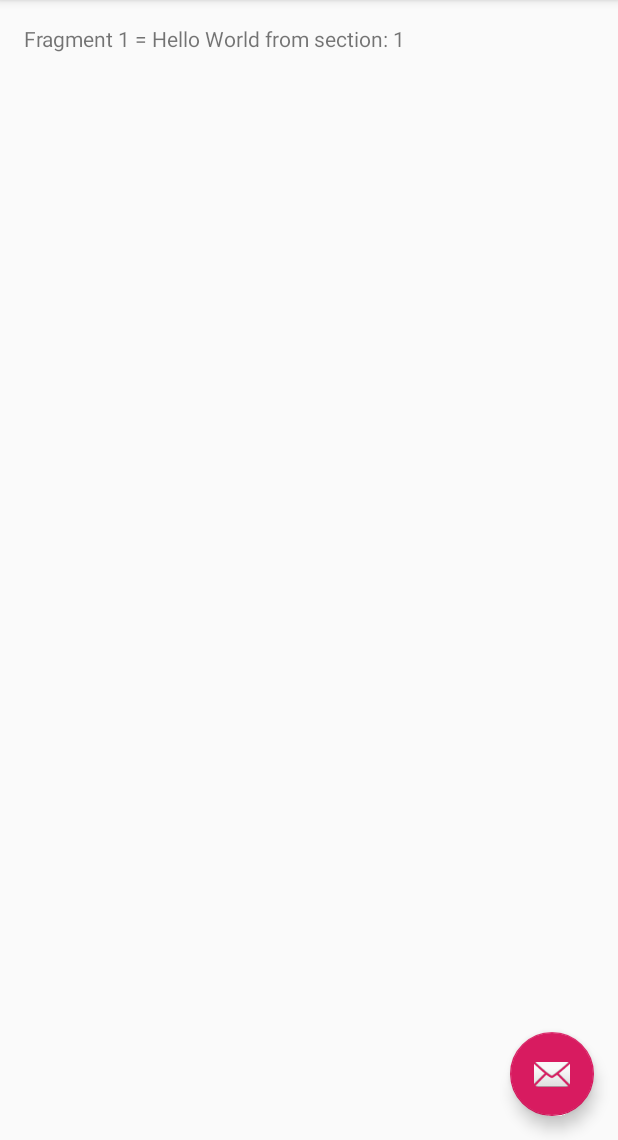
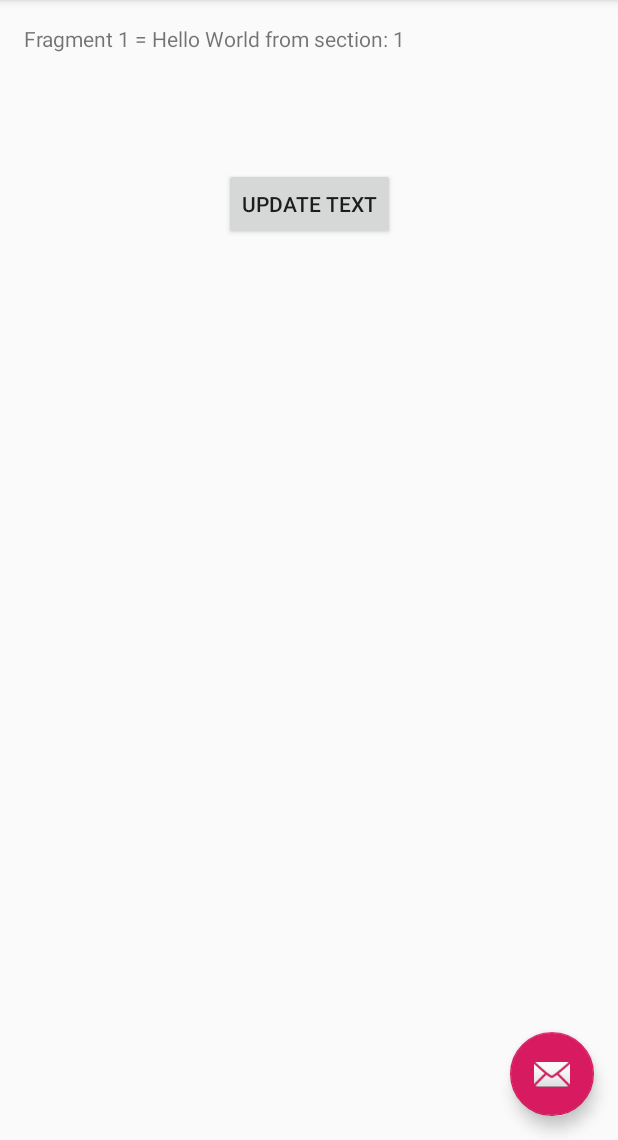
Before and after one commit to diptendulkar/FragmentExample, an Android app: the screen it shows after launch (MainActivity), on a phone screen of 412 x 824 dp, the part 96-1236 px from its top. Run offline under Robolectric (Android 15) with nearby library versions, the phone set to English and light mode, and no system bars.

Commit message:
update TextView on Button Click

```diff
--- a/app/src/main/java/com/example/diptendudas/fragmentexample/Fragment1.java
+++ b/app/src/main/java/com/example/diptendudas/fragmentexample/Fragment1.java
@@ -5,6 +5,7 @@ import android.support.v4.app.Fragment;
 import android.view.LayoutInflater;
 import android.view.View;
 import android.view.ViewGroup;
+import android.widget.Button;
 import android.widget.TextView;
 
 public class Fragment1 extends Fragment {
@@ -13,7 +14,8 @@ public class Fragment1 extends Fragment {
      * fragment.
      */
     private static final String ARG_SECTION_NUMBER = "section_number";
-
+    TextView textView;
+    static int counter =0;
     public Fragment1() {
     }
 
@@ -33,8 +35,17 @@ public class Fragment1 extends Fragment {
     public View onCreateView(LayoutInflater inflater, ViewGroup container,
                              Bundle savedInstanceState) {
         View rootView = inflater.inflate(R.layout.fragment_main, container, false);
-        TextView textView = (TextView) rootView.findViewById(R.id.section_label);
+          textView = (TextView) rootView.findViewById(R.id.section_label);
         textView.setText("Fragment 1 = " + getString(R.string.section_format, getArguments().getInt(ARG_SECTION_NUMBER)));
+        counter =0;
+        Button btnUpdate = (Button) rootView.findViewById(R.id.button);
+        btnUpdate.setOnClickListener(new View.OnClickListener() {
+            @Override
+            public void onClick(View view) {
+                counter++;
+                textView.setText("Button Pressed in Fragment 1: " + counter);
+            }
+        });
         return rootView;
     }
 }
--- a/app/src/main/java/com/example/diptendudas/fragmentexample/Fragment2.java
+++ b/app/src/main/java/com/example/diptendudas/fragmentexample/Fragment2.java
@@ -5,6 +5,7 @@ import android.support.v4.app.Fragment;
 import android.view.LayoutInflater;
 import android.view.View;
 import android.view.ViewGroup;
+import android.widget.Button;
 import android.widget.TextView;
 
 public class Fragment2 extends Fragment {
@@ -13,7 +14,8 @@ public class Fragment2 extends Fragment {
      * fragment.
      */
     private static final String ARG_SECTION_NUMBER = "section_number";
-
+    TextView textView;
+    static int Fragment2counter =0;
     public Fragment2() {
     }
 
@@ -33,8 +35,17 @@ public class Fragment2 extends Fragment {
     public View onCreateView(LayoutInflater inflater, ViewGroup container,
                              Bundle savedInstanceState) {
         View rootView = inflater.inflate(R.layout.fragment_main, container, false);
-        TextView textView = (TextView) rootView.findViewById(R.id.section_label);
+          textView = (TextView) rootView.findViewById(R.id.section_label);
         textView.setText("Fragment 2 = " + getString(R.string.section_format, getArguments().getInt(ARG_SECTION_NUMBER)));
+        Fragment2counter =0;
+        Button btnUpdate = (Button) rootView.findViewById(R.id.button);
+        btnUpdate.setOnClickListener(new View.OnClickListener() {
+            @Override
+            public void onClick(View view) {
+                Fragment2counter++;
+                textView.setText("Button Pressed in Fragment 2: " + Fragment2counter);
+            }
+        });
         return rootView;
     }
 }
--- a/app/src/main/res/layout/fragment_main.xml
+++ b/app/src/main/res/layout/fragment_main.xml
@@ -5,7 +5,7 @@
     android:id="@+id/constraintLayout"
     android:layout_width="match_parent"
     android:layout_height="match_parent"
-    tools:context=".MainActivity$PlaceholderFragment">
+     >
 
     <TextView
         android:id="@+id/section_label"
@@ -15,9 +15,25 @@
         android:layout_marginTop="@dimen/activity_vertical_margin"
         android:layout_marginEnd="@dimen/activity_horizontal_margin"
         android:layout_marginBottom="@dimen/activity_vertical_margin"
+        android:text="DEFAULT TEXT"
         app:layout_constraintLeft_toLeftOf="parent"
         app:layout_constraintTop_toTopOf="@+id/constraintLayout"
         tools:layout_constraintLeft_creator="1"
         tools:layout_constraintTop_creator="1" />
 
+    <Button
+        android:id="@+id/button"
+        android:layout_width="wrap_content"
+        android:layout_height="wrap_content"
+        android:layout_marginStart="8dp"
+
+        android:layout_marginLeft="8dp"
+        android:layout_marginTop="96dp"
+        android:layout_marginEnd="8dp"
+        android:layout_marginRight="8dp"
+        android:text="Update Text"
+        app:layout_constraintEnd_toEndOf="parent"
+        app:layout_constraintStart_toStartOf="parent"
+        app:layout_constraintTop_toTopOf="@+id/section_label" />
+
 </android.support.constraint.ConstraintLayout>
```
Also changed, not shown: app/src/main/java/com/example/diptendudas/fragmentexample/Fragment3.java (+13 -2 lines).
